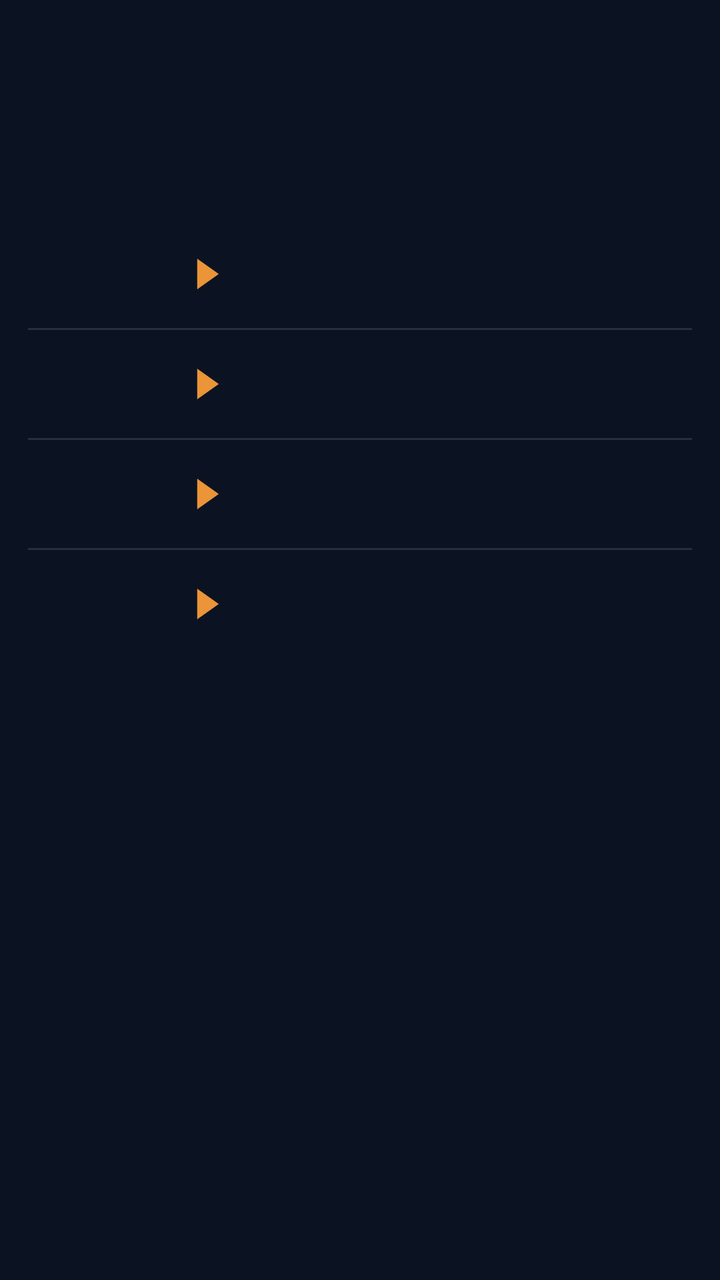
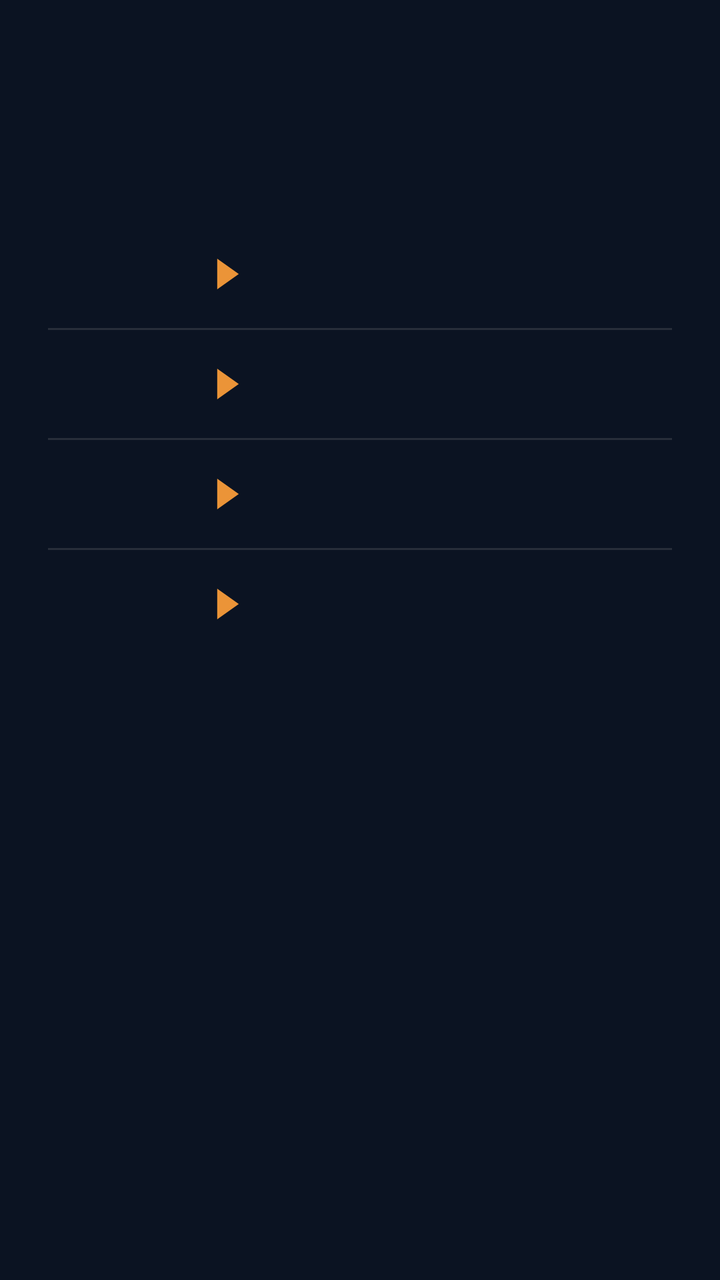

Before-and-after screenshots of an Android layout around one commit, followed by the original layout XML and the change that was made.
<!-- AndroidManifest.xml: application theme AppTheme -->
<!-- res/layout/widget_k4.xml -->
<?xml version="1.0" encoding="utf-8"?>
<FrameLayout
    xmlns:android="http://schemas.android.com/apk/res/android"
    android:id="@+id/root"
    android:layout_width="match_parent"
    android:layout_height="match_parent"
    android:padding="0dp">

    <LinearLayout
        android:layout_width="match_parent"
        android:layout_height="wrap_content"
        android:orientation="vertical">
        
        <FrameLayout
            android:layout_width="match_parent"
            android:layout_height="wrap_content">
            
            <LinearLayout
                android:layout_width="match_parent"
                android:layout_height="94dp"
                android:background="@drawable/cur_clocks"
                android:clipToOutline="true"
                android:orientation="horizontal">
            <FrameLayout
                android:layout_width="0dp"
                android:layout_height="match_parent"
                android:layout_weight="1">
                <ImageView
                    android:id="@+id/clk_bg_0"
                    android:layout_width="match_parent"
                    android:layout_height="match_parent"
                    android:scaleType="fitXY" />
                <LinearLayout
                    android:layout_width="match_parent"
                    android:layout_height="match_parent"
                    android:orientation="vertical"
                    android:gravity="center"
                    android:paddingStart="2dp"
                    android:paddingEnd="2dp">
                    <ImageView
                        android:id="@+id/clk_day_0"
                        android:layout_width="match_parent"
                        android:layout_height="16dp"
                        android:scaleType="fitCenter" />
                    <ImageView
                        android:id="@+id/clk_time_0"
                        android:layout_width="match_parent"
                        android:layout_height="30dp"
                        android:scaleType="fitCenter" />
                    <ImageView
                        android:id="@+id/clk_city_0"
                        android:layout_width="match_parent"
                        android:layout_height="16dp"
                        android:layout_marginTop="-3dp"
                        android:scaleType="fitCenter" />
                </LinearLayout>
            </FrameLayout>
            <FrameLayout
                android:layout_width="0dp"
                android:layout_height="match_parent"
                android:layout_weight="1">
                <ImageView
                    android:id="@+id/clk_bg_1"
                    android:layout_width="match_parent"
                    android:layout_height="match_parent"
                    android:scaleType="fitXY" />
                <LinearLayout
                    android:layout_width="match_parent"
                    android:layout_height="match_parent"
                    android:orientation="vertical"
                    android:gravity="center"
                    android:paddingStart="2dp"
                    android:paddingEnd="2dp">
                    <ImageView
                        android:id="@+id/clk_day_1"
                        android:layout_width="match_parent"
                        android:layout_height="16dp"
                        android:scaleType="fitCenter" />
                    <ImageView
                        android:id="@+id/clk_time_1"
                        android:layout_width="match_parent"
                        android:layout_height="30dp"
                        android:scaleType="fitCenter" />
                    <ImageView
                        android:id="@+id/clk_city_1"
                        android:layout_width="match_parent"
                        android:layout_height="16dp"
                        android:layout_marginTop="-3dp"
                        android:scaleType="fitCenter" />
                </LinearLayout>
            </FrameLayout>
            <FrameLayout
                android:layout_width="0dp"
                android:layout_height="match_parent"
                android:layout_weight="1">
                <ImageView
                    android:id="@+id/clk_bg_2"
                    android:layout_width="match_parent"
                    android:layout_height="match_parent"
                    android:scaleType="fitXY" />
                <LinearLayout
                    android:layout_width="match_parent"
                    android:layout_height="match_parent"
                    android:orientation="vertical"
                    android:gravity="center"
                    android:paddingStart="2dp"
                    android:paddingEnd="2dp">
                    <ImageView
                        android:id="@+id/clk_day_2"
                        android:layout_width="match_parent"
                        android:layout_height="16dp"
                        android:scaleType="fitCenter" />
                    <ImageView
                        android:id="@+id/clk_time_2"
                        android:layout_width="match_parent"
                        android:layout_height="30dp"
                        android:scaleType="fitCenter" />
                    <ImageView
                        android:id="@+id/clk_city_2"
                        android:layout_width="match_parent"
                        android:layout_height="16dp"
                        android:layout_marginTop="-3dp"
                        android:scaleType="fitCenter" />
                </LinearLayout>
            </FrameLayout>
            <FrameLayout
                android:layout_width="0dp"
                android:layout_height="match_parent"
                android:layout_weight="1">
                <ImageView
                    android:id="@+id/clk_bg_3"
                    android:layout_width="match_parent"
                    android:layout_height="match_parent"
                    android:scaleType="fitXY" />
                <LinearLayout
                    android:layout_width="match_parent"
                    android:layout_height="match_parent"
                    android:orientation="vertical"
                    android:gravity="center"
                    android:paddingStart="2dp"
                    android:paddingEnd="2dp">
                    <ImageView
                        android:id="@+id/clk_day_3"
                        android:layout_width="match_parent"
                        android:layout_height="16dp"
                        android:scaleType="fitCenter" />
                    <ImageView
                        android:id="@+id/clk_time_3"
                        android:layout_width="match_parent"
                        android:layout_height="30dp"
                        android:scaleType="fitCenter" />
                    <ImageView
                        android:id="@+id/clk_city_3"
                        android:layout_width="match_parent"
                        android:layout_height="16dp"
                        android:layout_marginTop="-3dp"
                        android:scaleType="fitCenter" />
                </LinearLayout>
            </FrameLayout>
            </LinearLayout>
            <ImageView
                android:id="@+id/clk_rim"
                android:layout_width="match_parent"
                android:layout_height="match_parent"
                android:importantForAccessibility="no"
                android:scaleType="fitXY" />
        </FrameLayout>
        
        <FrameLayout
            android:layout_width="match_parent"
            android:layout_height="wrap_content"
            android:layout_marginTop="12dp">
            <ImageView
                android:id="@+id/rates_bg"
                android:layout_width="match_parent"
                android:layout_height="match_parent"
                android:importantForAccessibility="no"
                android:scaleType="fitXY" />
            <LinearLayout
                android:layout_width="match_parent"
                android:layout_height="wrap_content"
                android:background="@drawable/cur_clocks"
                android:clipToOutline="true"
                android:orientation="vertical"
                android:paddingTop="4dp"
                android:paddingBottom="4dp">
            <FrameLayout
                android:id="@+id/row_0"
                android:layout_width="match_parent"
                android:layout_height="54dp"
                android:foreground="?android:attr/selectableItemBackground">
                <LinearLayout
                    android:layout_width="match_parent"
                    android:layout_height="match_parent"
                    android:orientation="horizontal"
                    android:gravity="center_vertical"
                    android:paddingStart="14dp"
                    android:paddingEnd="14dp">
                    <LinearLayout
                        android:layout_width="wrap_content"
                        android:layout_height="wrap_content"
                        android:orientation="horizontal"
                        android:gravity="center_vertical">
                        <ImageView
                            android:id="@+id/fl_a_0"
                            android:layout_width="30dp"
                            android:layout_height="30dp"
                            android:scaleType="fitCenter" />
                        
                        <ImageView
                            android:id="@+id/code_a_0"
                            android:layout_width="40dp"
                            android:layout_height="22dp"
                            android:layout_marginStart="6dp"
                            android:scaleType="fitStart" />
                        <ImageView
                            android:id="@+id/arrow_0"
                            android:layout_width="12dp"
                            android:layout_height="16dp"
                            android:src="@drawable/cur_arrow"
                            android:layout_marginStart="8dp"
                            android:layout_marginEnd="10dp"
                            android:scaleType="fitCenter" />
                        <ImageView
                            android:id="@+id/fl_b_0"
                            android:layout_width="30dp"
                            android:layout_height="30dp"
                            android:scaleType="fitCenter" />
                        <ImageView
                            android:id="@+id/code_b_0"
                            android:layout_width="wrap_content"
                            android:layout_height="22dp"
                            android:adjustViewBounds="true"
                            android:layout_marginStart="6dp"
                            android:scaleType="fitStart" />
                    </LinearLayout>
                    <FrameLayout
                        android:layout_width="0dp"
                        android:layout_height="1dp"
                        android:layout_weight="1" />
                    
                    <LinearLayout
                        android:layout_width="wrap_content"
                        android:layout_height="wrap_content"
                        android:orientation="vertical"
                        android:layout_marginStart="6dp">
                        <LinearLayout
                            android:layout_width="wrap_content"
                            android:layout_height="16dp"
                            android:orientation="horizontal"
                            android:gravity="center_vertical">
                            <ImageView
                                android:id="@+id/mkt_val_0"
                                android:layout_width="56dp"
                                android:layout_height="15.6dp"
                                android:scaleType="fitEnd" />
                            <ImageView
                                android:id="@+id/mkt_lbl_0"
                                android:layout_width="38dp"
                                android:layout_height="14.3dp"
                                android:layout_marginStart="6dp"
                                android:scaleType="fitEnd" />
                        </LinearLayout>
                        <LinearLayout
                            android:layout_width="wrap_content"
                            android:layout_height="16dp"
                            android:orientation="horizontal"
                            android:gravity="center_vertical"
                            android:layout_marginTop="2dp">
                            <ImageView
                                android:id="@+id/visa_val_0"
                                android:layout_width="56dp"
                                android:layout_height="15.6dp"
                                android:scaleType="fitEnd" />
                            <ImageView
                                android:id="@+id/visa_logo_0"
                                android:layout_width="38dp"
                                android:layout_height="16dp"
                                android:layout_marginStart="6dp"
                                android:scaleType="fitEnd" />
                        </LinearLayout>
                    </LinearLayout>
                </LinearLayout>
            </FrameLayout>
            <ImageView
                android:id="@+id/div_1"
                android:layout_width="match_parent"
                android:layout_height="1dp"
                android:layout_marginStart="14dp"
                android:layout_marginEnd="14dp"
                android:importantForAccessibility="no"
                android:scaleType="fitXY"
                android:src="@drawable/cur_div" />
            <FrameLayout
                android:id="@+id/row_1"
                android:layout_width="match_parent"
                android:layout_height="54dp"
                android:foreground="?android:attr/selectableItemBackground">
                <LinearLayout
                    android:layout_width="match_parent"
                    android:layout_height="match_parent"
                    android:orientation="horizontal"
                    android:gravity="center_vertical"
                    android:paddingStart="14dp"
                    android:paddingEnd="14dp">
                    <LinearLayout
                        android:layout_width="wrap_content"
                        android:layout_height="wrap_content"
                        android:orientation="horizontal"
                        android:gravity="center_vertical">
                        <ImageView
                            android:id="@+id/fl_a_1"
                            android:layout_width="30dp"
                            android:layout_height="30dp"
                            android:scaleType="fitCenter" />
                        
                        <ImageView
                            android:id="@+id/code_a_1"
                            android:layout_width="40dp"
                            android:layout_height="22dp"
                            android:layout_marginStart="6dp"
                            android:scaleType="fitStart" />
                        <ImageView
                            android:id="@+id/arrow_1"
                            android:layout_width="12dp"
                            android:layout_height="16dp"
                            android:src="@drawable/cur_arrow"
                            android:layout_marginStart="8dp"
                            android:layout_marginEnd="10dp"
                            android:scaleType="fitCenter" />
                        <ImageView
                            android:id="@+id/fl_b_1"
                            android:layout_width="30dp"
                            android:layout_height="30dp"
                            android:scaleType="fitCenter" />
                        <ImageView
                            android:id="@+id/code_b_1"
                            android:layout_width="wrap_content"
                            android:layout_height="22dp"
                            android:adjustViewBounds="true"
                            android:layout_marginStart="6dp"
                            android:scaleType="fitStart" />
                    </LinearLayout>
                    <FrameLayout
                        android:layout_width="0dp"
                        android:layout_height="1dp"
                        android:layout_weight="1" />
                    
                    <LinearLayout
                        android:layout_width="wrap_content"
                        android:layout_height="wrap_content"
                        android:orientation="vertical"
                        android:layout_marginStart="6dp">
                        <LinearLayout
                            android:layout_width="wrap_content"
                            android:layout_height="16dp"
                            android:orientation="horizontal"
                            android:gravity="center_vertical">
                            <ImageView
                                android:id="@+id/mkt_val_1"
                                android:layout_width="56dp"
                                android:layout_height="15.6dp"
                                android:scaleType="fitEnd" />
                            <ImageView
                                android:id="@+id/mkt_lbl_1"
                                android:layout_width="38dp"
                                android:layout_height="14.3dp"
                                android:layout_marginStart="6dp"
                                android:scaleType="fitEnd" />
                        </LinearLayout>
                        <LinearLayout
                            android:layout_width="wrap_content"
                            android:layout_height="16dp"
                            android:orientation="horizontal"
                            android:gravity="center_vertical"
                            android:layout_marginTop="2dp">
                            <ImageView
                                android:id="@+id/visa_val_1"
                                android:layout_width="56dp"
                                android:layout_height="15.6dp"
                                android:scaleType="fitEnd" />
                            <ImageView
                                android:id="@+id/visa_logo_1"
                                android:layout_width="38dp"
                                android:layout_height="16dp"
                                android:layout_marginStart="6dp"
                                android:scaleType="fitEnd" />
                        </LinearLayout>
                    </LinearLayout>
                </LinearLayout>
            </FrameLayout>
            <ImageView
                android:id="@+id/div_2"
                android:layout_width="match_parent"
                android:layout_height="1dp"
                android:layout_marginStart="14dp"
                android:layout_marginEnd="14dp"
                android:importantForAccessibility="no"
                android:scaleType="fitXY"
                android:src="@drawable/cur_div" />
            <FrameLayout
                android:id="@+id/row_2"
                android:layout_width="match_parent"
                android:layout_height="54dp"
                android:foreground="?android:attr/selectableItemBackground">
                <LinearLayout
                    android:layout_width="match_parent"
                    android:layout_height="match_parent"
                    android:orientation="horizontal"
                    android:gravity="center_vertical"
                    android:paddingStart="14dp"
                    android:paddingEnd="14dp">
                    <LinearLayout
                        android:layout_width="wrap_content"
                        android:layout_height="wrap_content"
                        android:orientation="horizontal"
                        android:gravity="center_vertical">
                        <ImageView
                            android:id="@+id/fl_a_2"
                            android:layout_width="30dp"
                            android:layout_height="30dp"
                            android:scaleType="fitCenter" />
                        
                        <ImageView
                            android:id="@+id/code_a_2"
                            android:layout_width="40dp"
                            android:layout_height="22dp"
                            android:layout_marginStart="6dp"
                            android:scaleType="fitStart" />
                        <ImageView
                            android:id="@+id/arrow_2"
                            android:layout_width="12dp"
                            android:layout_height="16dp"
                            android:src="@drawable/cur_arrow"
                            android:layout_marginStart="8dp"
                            android:layout_marginEnd="10dp"
                            android:scaleType="fitCenter" />
                        <ImageView
                            android:id="@+id/fl_b_2"
                            android:layout_width="30dp"
                            android:layout_height="30dp"
                            android:scaleType="fitCenter" />
                        <ImageView
                            android:id="@+id/code_b_2"
                            android:layout_width="wrap_content"
                            android:layout_height="22dp"
                            android:adjustViewBounds="true"
                            android:layout_marginStart="6dp"
                            android:scaleType="fitStart" />
                    </LinearLayout>
                    <FrameLayout
                        android:layout_width="0dp"
                        android:layout_height="1dp"
                        android:layout_weight="1" />
                    
                    <LinearLayout
                        android:layout_width="wrap_content"
                        android:layout_height="wrap_content"
                        android:orientation="vertical"
                        android:layout_marginStart="6dp">
                        <LinearLayout
                            android:layout_width="wrap_content"
                            android:layout_height="16dp"
                            android:orientation="horizontal"
                            android:gravity="center_vertical">
                            <ImageView
                                android:id="@+id/mkt_val_2"
                                android:layout_width="56dp"
                                android:layout_height="15.6dp"
                                android:scaleType="fitEnd" />
                            <ImageView
                                android:id="@+id/mkt_lbl_2"
                                android:layout_width="38dp"
                                android:layout_height="14.3dp"
                                android:layout_marginStart="6dp"
                                android:scaleType="fitEnd" />
                        </LinearLayout>
                        <LinearLayout
                            android:layout_width="wrap_content"
                            android:layout_height="16dp"
                            android:orientation="horizontal"
                            android:gravity="center_vertical"
                            android:layout_marginTop="2dp">
                            <ImageView
                                android:id="@+id/visa_val_2"
                                android:layout_width="56dp"
                                android:layout_height="15.6dp"
                                android:scaleType="fitEnd" />
                            <ImageView
                                android:id="@+id/visa_logo_2"
                                android:layout_width="38dp"
                                android:layout_height="16dp"
                                android:layout_marginStart="6dp"
                                android:scaleType="fitEnd" />
                        </LinearLayout>
                    </LinearLayout>
                </LinearLayout>
            </FrameLayout>
            <ImageView
                android:id="@+id/div_3"
                android:layout_width="match_parent"
                android:layout_height="1dp"
                android:layout_marginStart="14dp"
                android:layout_marginEnd="14dp"
                android:importantForAccessibility="no"
                android:scaleType="fitXY"
                android:src="@drawable/cur_div" />
            <FrameLayout
                android:id="@+id/row_3"
                android:layout_width="match_parent"
                android:layout_height="54dp"
                android:foreground="?android:attr/selectableItemBackground">
                <LinearLayout
                    android:layout_width="match_parent"
                    android:layout_height="match_parent"
                    android:orientation="horizontal"
                    android:gravity="center_vertical"
                    android:paddingStart="14dp"
                    android:paddingEnd="14dp">
                    <LinearLayout
                        android:layout_width="wrap_content"
                        android:layout_height="wrap_content"
                        android:orientation="horizontal"
                        android:gravity="center_vertical">
                        <ImageView
                            android:id="@+id/fl_a_3"
                            android:layout_width="30dp"
                            android:layout_height="30dp"
                            android:scaleType="fitCenter" />
                        
                        <ImageView
                            android:id="@+id/code_a_3"
                            android:layout_width="40dp"
                            android:layout_height="22dp"
                            android:layout_marginStart="6dp"
                            android:scaleType="fitStart" />
                        <ImageView
                            android:id="@+id/arrow_3"
                            android:layout_width="12dp"
                            android:layout_height="16dp"
                            android:src="@drawable/cur_arrow"
                            android:layout_marginStart="8dp"
                            android:layout_marginEnd="10dp"
                            android:scaleType="fitCenter" />
                        <ImageView
                            android:id="@+id/fl_b_3"
                            android:layout_width="30dp"
                            android:layout_height="30dp"
                            android:scaleType="fitCenter" />
                        <ImageView
                            android:id="@+id/code_b_3"
                            android:layout_width="wrap_content"
                            android:layout_height="22dp"
                            android:adjustViewBounds="true"
                            android:layout_marginStart="6dp"
                            android:scaleType="fitStart" />
                    </LinearLayout>
                    <FrameLayout
                        android:layout_width="0dp"
                        android:layout_height="1dp"
                        android:layout_weight="1" />
                    
                    <LinearLayout
                        android:layout_width="wrap_content"
                        android:layout_height="wrap_content"
                        android:orientation="vertical"
                        android:layout_marginStart="6dp">
                        <LinearLayout
                            android:layout_width="wrap_content"
                            android:layout_height="16dp"
                            android:orientation="horizontal"
                            android:gravity="center_vertical">
                            <ImageView
                                android:id="@+id/mkt_val_3"
                                android:layout_width="56dp"
                                android:layout_height="15.6dp"
                                android:scaleType="fitEnd" />
                            <ImageView
                                android:id="@+id/mkt_lbl_3"
                                android:layout_width="38dp"
                                android:layout_height="14.3dp"
                                android:layout_marginStart="6dp"
                                android:scaleType="fitEnd" />
                        </LinearLayout>
                        <LinearLayout
                            android:layout_width="wrap_content"
                            android:layout_height="16dp"
                            android:orientation="horizontal"
                            android:gravity="center_vertical"
                            android:layout_marginTop="2dp">
                            <ImageView
                                android:id="@+id/visa_val_3"
                                android:layout_width="56dp"
                                android:layout_height="15.6dp"
                                android:scaleType="fitEnd" />
                            <ImageView
                                android:id="@+id/visa_logo_3"
                                android:layout_width="38dp"
                                android:layout_height="16dp"
                                android:layout_marginStart="6dp"
                                android:scaleType="fitEnd" />
                        </LinearLayout>
                    </LinearLayout>
                </LinearLayout>
            </FrameLayout>
            </LinearLayout>
        </FrameLayout>
    </LinearLayout>
</FrameLayout>
<!-- resources referenced by this layout -->
<resources>
  <!-- drawable cur_arrow (drawable) -->
  <?xml version="1.0" encoding="utf-8"?>
  <vector xmlns:android="http://schemas.android.com/apk/res/android" android:width="20dp" android:height="26dp" android:viewportWidth="20" android:viewportHeight="26">
      <path android:fillColor="#FFEB9438" android:pathData="M1,0L1,26L19,13Z" />
  </vector>
  <!-- drawable cur_clocks (drawable) -->
  <?xml version="1.0" encoding="utf-8"?>
  <shape xmlns:android="http://schemas.android.com/apk/res/android" android:shape="rectangle">
      <solid android:color="#00000000" />
      <corners android:radius="@dimen/widget_radius" />
  </shape>
  <!-- drawable cur_div (drawable) -->
  <?xml version="1.0" encoding="utf-8"?>
  <shape xmlns:android="http://schemas.android.com/apk/res/android" android:shape="rectangle">
      <solid android:color="#1FF0EBE4" />
  </shape>
  <style name="AppTheme" parent="@android:style/Theme.DeviceDefault.NoActionBar">
          <item name="android:colorAccent">#DF8B35</item>
          <item name="android:colorControlActivated">#DF8B35</item>
          <item name="android:windowBackground">#0B1322</item>
          <item name="android:statusBarColor">#0E111A</item>
          <item name="android:navigationBarColor">#0B1322</item>
          <item name="android:textColorHint">#718096</item>
      </style>
  <dimen name="widget_radius">28dp</dimen>
</resources>

<!-- the commit's change to res/layout/widget_k4.xml (unified diff, before → after) -->
@@ -194,8 +194,8 @@
                     android:layout_height="match_parent"
                     android:orientation="horizontal"
                     android:gravity="center_vertical"
-                    android:paddingStart="14dp"
-                    android:paddingEnd="14dp">
+                    android:paddingStart="24dp"
+                    android:paddingEnd="24dp">
                     <LinearLayout
                         android:layout_width="wrap_content"
                         android:layout_height="wrap_content"
@@ -286,8 +286,8 @@
                 android:id="@+id/div_1"
                 android:layout_width="match_parent"
                 android:layout_height="1dp"
-                android:layout_marginStart="14dp"
-                android:layout_marginEnd="14dp"
+                android:layout_marginStart="24dp"
+                android:layout_marginEnd="24dp"
                 android:importantForAccessibility="no"
                 android:scaleType="fitXY"
                 android:src="@drawable/cur_div" />
@@ -301,8 +301,8 @@
                     android:layout_height="match_parent"
                     android:orientation="horizontal"
                     android:gravity="center_vertical"
-                    android:paddingStart="14dp"
-                    android:paddingEnd="14dp">
+                    android:paddingStart="24dp"
+                    android:paddingEnd="24dp">
                     <LinearLayout
                         android:layout_width="wrap_content"
                         android:layout_height="wrap_content"
@@ -393,8 +393,8 @@
                 android:id="@+id/div_2"
                 android:layout_width="match_parent"
                 android:layout_height="1dp"
-                android:layout_marginStart="14dp"
-                android:layout_marginEnd="14dp"
+                android:layout_marginStart="24dp"
+                android:layout_marginEnd="24dp"
                 android:importantForAccessibility="no"
                 android:scaleType="fitXY"
                 android:src="@drawable/cur_div" />
@@ -408,8 +408,8 @@
                     android:layout_height="match_parent"
                     android:orientation="horizontal"
                     android:gravity="center_vertical"
-                    android:paddingStart="14dp"
-                    android:paddingEnd="14dp">
+                    android:paddingStart="24dp"
+                    android:paddingEnd="24dp">
                     <LinearLayout
                         android:layout_width="wrap_content"
                         android:layout_height="wrap_content"
@@ -500,8 +500,8 @@
                 android:id="@+id/div_3"
                 android:layout_width="match_parent"
                 android:layout_height="1dp"
-                android:layout_marginStart="14dp"
-                android:layout_marginEnd="14dp"
+                android:layout_marginStart="24dp"
+                android:layout_marginEnd="24dp"
                 android:importantForAccessibility="no"
                 android:scaleType="fitXY"
                 android:src="@drawable/cur_div" />
@@ -515,8 +515,8 @@
                     android:layout_height="match_parent"
                     android:orientation="horizontal"
                     android:gravity="center_vertical"
-                    android:paddingStart="14dp"
-                    android:paddingEnd="14dp">
+                    android:paddingStart="24dp"
+                    android:paddingEnd="24dp">
                     <LinearLayout
                         android:layout_width="wrap_content"
                         android:layout_height="wrap_content"
